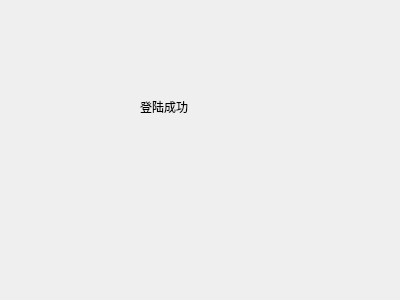
Before: the Qt Designer form widget.ui in zhongsink/qt-demo, drawn with Qt 5.
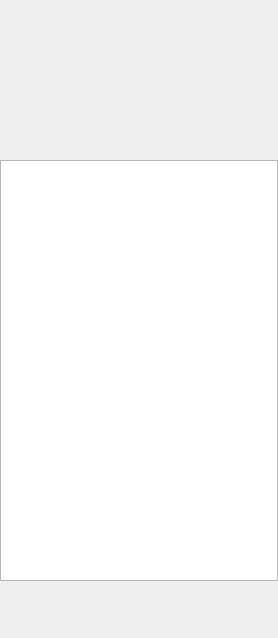
After: the same form once the commit is applied.

```diff
--- a/widget.ui
+++ b/widget.ui
@@ -6,24 +6,46 @@
    <rect>
     <x>0</x>
     <y>0</y>
-    <width>400</width>
-    <height>300</height>
+    <width>278</width>
+    <height>638</height>
    </rect>
   </property>
+  <property name="minimumSize">
+   <size>
+    <width>278</width>
+    <height>638</height>
+   </size>
+  </property>
+  <property name="maximumSize">
+   <size>
+    <width>278</width>
+    <height>638</height>
+   </size>
+  </property>
   <property name="windowTitle">
    <string>Widget</string>
   </property>
   <widget class="QLabel" name="label">
    <property name="geometry">
     <rect>
-     <x>140</x>
-     <y>81</y>
-     <width>71</width>
-     <height>51</height>
+     <x>0</x>
+     <y>580</y>
+     <width>278</width>
+     <height>60</height>
     </rect>
    </property>
    <property name="text">
-    <string>登陆成功</string>
+    <string/>
+   </property>
+  </widget>
+  <widget class="QListWidget" name="listItem">
+   <property name="geometry">
+    <rect>
+     <x>0</x>
+     <y>160</y>
+     <width>278</width>
+     <height>421</height>
+    </rect>
    </property>
   </widget>
  </widget>
```
Left out of the diff: 2 changed lines with no effect on the pictures.
